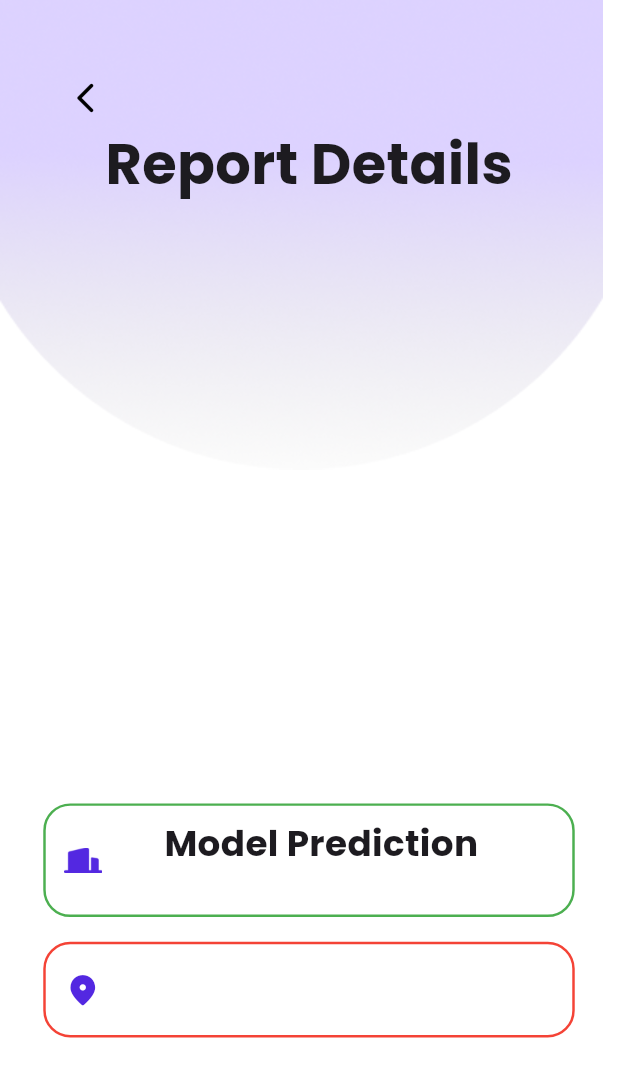
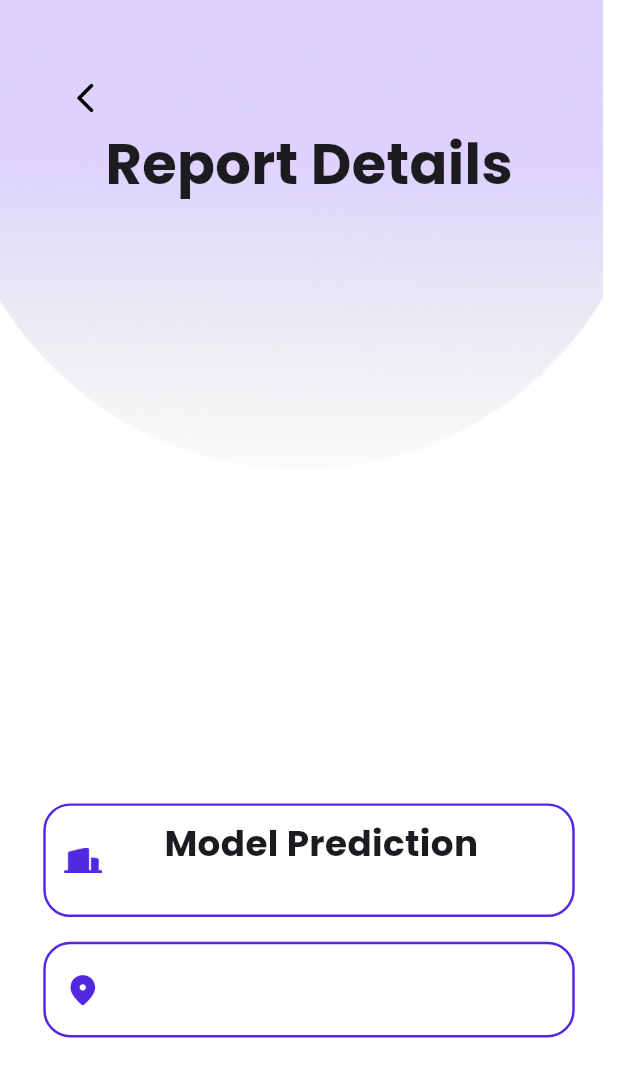
Before and after one commit to raghav-fr/billboard, a Flutter app: the SpecificReportPage screen opened directly with empty values, on a phone screen of 412 x 824 dp. Shown: the top 1077 px of the screen. Run offline on Flutter 3.47's test engine with Material 3 defaults, Android fonts, the phone set to English and light mode, and no system bars; drawn by our look-alikes of carousel_slider; our stand-ins replace camera, cloud_firestore, firebase_auth, firebase_core, firebase_storage, font_awesome_flutter and 10 more; missing offline and left inert: flutter_facebook_auth; accounts and stored records are empty; network calls fail.

Commit message:
second commit

```diff
--- a/lib/screens/publicReviewScreen/SpecificReviewPage.dart
+++ b/lib/screens/publicReviewScreen/SpecificReviewPage.dart
@@ -115,7 +115,7 @@ class _SpecificreviewpageState extends State<Specificreviewpage> {
                     // Model Prediction
                     Container(
                       decoration: BoxDecoration(
-                        border: Border.all(width: 0.4.w, color: Colors.green),
+                        border: Border.all(width: 0.4.w, color: customBlue),
                         borderRadius: BorderRadius.circular(18),
                       ),
                       padding: EdgeInsets.symmetric(
@@ -150,7 +150,7 @@ class _SpecificreviewpageState extends State<Specificreviewpage> {
                     // Address Box
                     Container(
                       decoration: BoxDecoration(
-                        border: Border.all(width: 0.4.w, color: Colors.red),
+                        border: Border.all(width: 0.4.w, color: customBlue),
                         borderRadius: BorderRadius.circular(18),
                       ),
                       padding: EdgeInsets.symmetric(
--- a/lib/screens/reportScreens/ReportPage.dart
+++ b/lib/screens/reportScreens/ReportPage.dart
@@ -42,6 +42,7 @@ class _ReportPageState extends State<ReportPage> {
   late String formattedDateTime;
   bool isLoading = false; // 🔹 Loader state
   String? airesponse;
+  String? locresponse;
 
   String getFormattedDateTime() {
     DateTime now = DateTime.now();
@@ -57,6 +58,7 @@ class _ReportPageState extends State<ReportPage> {
     );
     WidgetsBinding.instance.addPostFrameCallback((_) async{
         airesponse= await  context.read<Getreportprovider>().uploadAndCheckImage(File(widget.imagePath));
+        locresponse= await  context.read<Getreportprovider>().checkLocation(widget.latitude, widget.longitude);
 
     });
   }
@@ -283,7 +285,7 @@ class _ReportPageState extends State<ReportPage> {
                     // Model Prediction
                     Container(
                       decoration: BoxDecoration(
-                        border: Border.all(width: 0.4.w, color: Colors.green),
+                        border: Border.all(width: 0.4.w, color: customBlue),
                         borderRadius: BorderRadius.circular(18),
                       ),
                       padding: EdgeInsets.symmetric(
@@ -318,7 +320,7 @@ class _ReportPageState extends State<ReportPage> {
                     // Address Box
                     Container(
                       decoration: BoxDecoration(
-                        border: Border.all(width: 0.4.w, color: Colors.red),
+                        border: Border.all(width: 0.4.w, color: customBlue),
                         borderRadius: BorderRadius.circular(18),
                       ),
                       padding: EdgeInsets.symmetric(
--- a/lib/screens/reportScreens/SpecificReportPage.dart
+++ b/lib/screens/reportScreens/SpecificReportPage.dart
@@ -110,7 +110,7 @@ class _SpecificReportPageState extends State<SpecificReportPage> {
                     // Model Prediction
                     Container(
                       decoration: BoxDecoration(
-                        border: Border.all(width: 0.4.w, color: Colors.green),
+                        border: Border.all(width: 0.4.w, color: customBlue),
                         borderRadius: BorderRadius.circular(18),
                       ),
                       padding: EdgeInsets.symmetric(horizontal: 3.w, vertical: 1.h),
@@ -142,7 +142,7 @@ class _SpecificReportPageState extends State<SpecificReportPage> {
                     // Address Box
                     Container(
                       decoration: BoxDecoration(
-                        border: Border.all(width: 0.4.w, color: Colors.red),
+                        border: Border.all(width: 0.4.w, color: customBlue),
                         borderRadius: BorderRadius.circular(18),
                       ),
                       padding: EdgeInsets.symmetric(horizontal: 3.w, vertical: 1.h),
```
Also changed, not shown: lib/provider/getReportsProvider/GetReportProvider.dart (+27 -2 lines).
